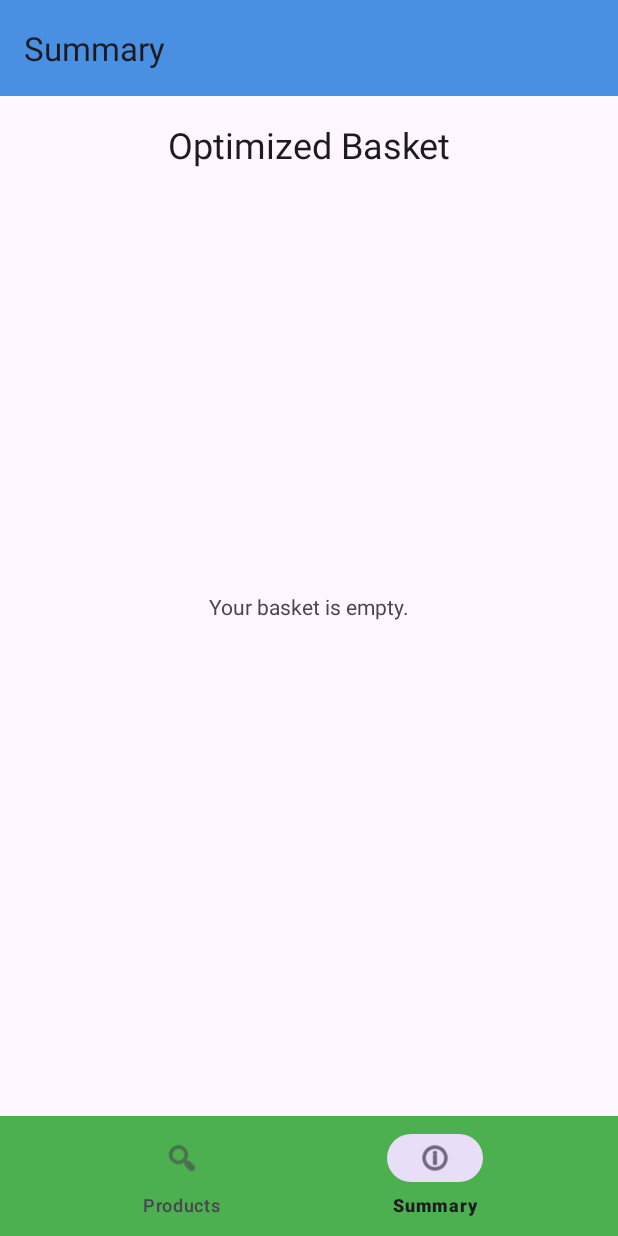
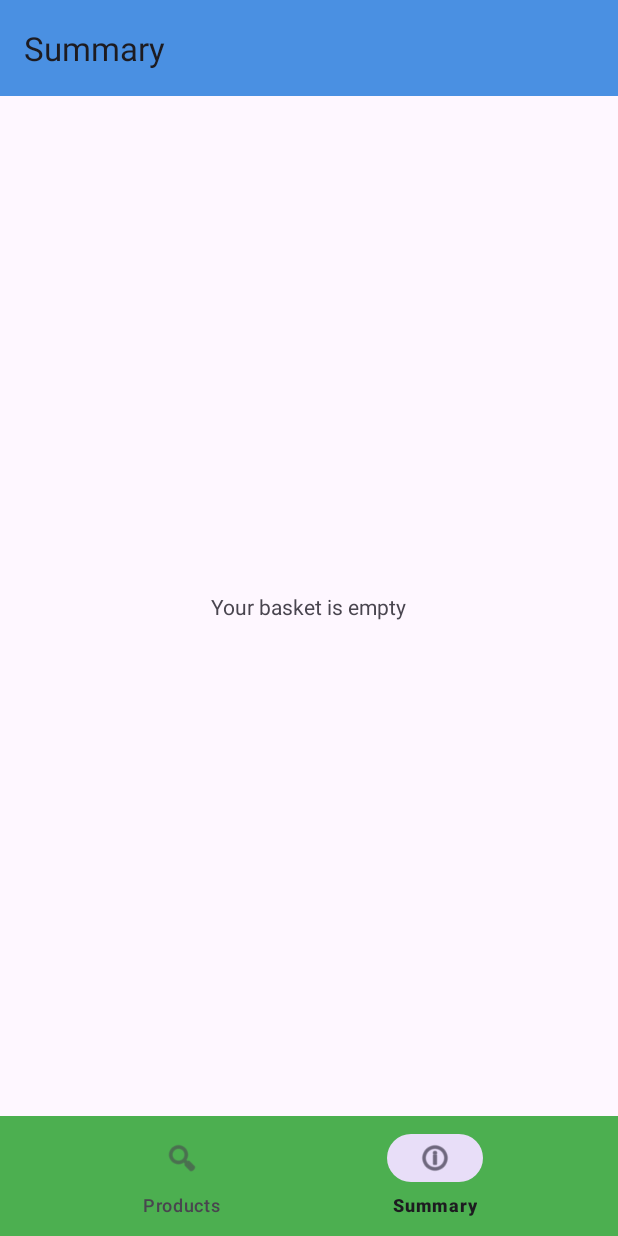
Before and after one commit to onurtas1993/smart-grocery, an Android app: the SummaryFragment screen opened through its navigation route, on a phone screen of 412 x 824 dp. Run offline under Robolectric (Android 15) with nearby library versions, the phone set to English and light mode, and no system bars; our stand-ins replace navigation-ui; pictures from the network do not load.

Commit message:
Visual Adjustments and localization

```diff
--- a/mobile_client/app/src/main/res/layout/fragment_summary.xml
+++ b/mobile_client/app/src/main/res/layout/fragment_summary.xml
@@ -6,33 +6,21 @@
     android:layout_height="match_parent"
     tools:context=".fragment.SummaryFragment">
 
-    <TextView
-        android:id="@+id/summaryTitle"
-        android:layout_width="wrap_content"
-        android:layout_height="wrap_content"
-        android:layout_marginTop="16dp"
-        android:text="Optimized Basket"
-        android:textAppearance="?attr/textAppearanceHeadline5"
-        app:layout_constraintEnd_toEndOf="parent"
-        app:layout_constraintStart_toStartOf="parent"
-        app:layout_constraintTop_toTopOf="parent" />
-
     <androidx.recyclerview.widget.RecyclerView
         android:id="@+id/summaryRecyclerView"
         android:layout_width="0dp"
         android:layout_height="0dp"
-        android:layout_marginTop="16dp"
         app:layout_constraintBottom_toTopOf="@+id/totalCostLayout"
         app:layout_constraintEnd_toEndOf="parent"
         app:layout_constraintStart_toStartOf="parent"
-        app:layout_constraintTop_toBottomOf="@id/summaryTitle"
+        app:layout_constraintTop_toTopOf="parent"
         tools:listitem="@layout/item_summary_product" />
 
     <TextView
         android:id="@+id/emptyBasketText"
         android:layout_width="wrap_content"
         android:layout_height="wrap_content"
-        android:text="Your basket is empty."
+        android:text="@string/empty_basket_text"
         android:visibility="gone"
         app:layout_constraintBottom_toBottomOf="parent"
         app:layout_constraintEnd_toEndOf="parent"
@@ -53,7 +41,7 @@
             android:id="@+id/totalCostLabel"
             android:layout_width="wrap_content"
             android:layout_height="wrap_content"
-            android:text="Total:"
+            android:text="@string/total"
             android:textAppearance="?attr/textAppearanceHeadline6"
             app:layout_constraintBottom_toBottomOf="parent"
             app:layout_constraintStart_toStartOf="parent"
--- a/mobile_client/app/src/main/res/layout/item_product.xml
+++ b/mobile_client/app/src/main/res/layout/item_product.xml
@@ -8,6 +8,7 @@
     android:layout_marginTop="4dp"
     android:layout_marginEnd="8dp"
     android:layout_marginBottom="4dp"
+    app:cardBackgroundColor="@color/white"
     app:cardCornerRadius="8dp"
     app:cardElevation="4dp">
 
--- a/mobile_client/app/src/main/res/values/strings.xml
+++ b/mobile_client/app/src/main/res/values/strings.xml
@@ -1,3 +1,9 @@
 <resources>
     <string name="app_name">Markt Fox</string>
+    <string name="products">Products</string>
+    <string name="summary">Summary</string>
+    <string name="search_products">Search Products</string>
+    <string name="empty_basket_text">Your basket is empty</string>
+    <string name="total">Total:</string>
+    <string name="optimize_mode_checkbox_text">Allow products from multiple stores</string>
 </resources>
```
